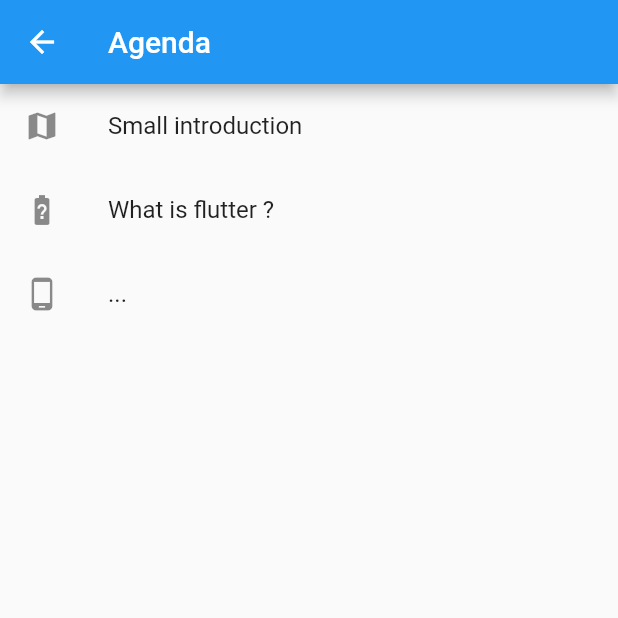
After one commit to B5Happy/pym, a Flutter app: the screen it shows after launch, after a tap on "Agenda", on a phone screen of 412 x 824 dp, the top half of it. The commit adds this screen. Run offline on Flutter 3.47's test engine with Material 2 defaults, Android fonts, the phone set to English and light mode, and no system bars; our stand-ins replace google_maps_flutter.

Commit message:
add agenda page

```diff
--- /dev/null
+++ b/lib/agenda.dart
@@ -0,0 +1,37 @@
+import 'package:flutter/material.dart';
+
+
+class Agenda extends StatelessWidget {
+  @override
+  Widget build(BuildContext context) {
+    return MaterialApp(
+      home: Scaffold(
+        appBar: AppBar(
+          leading: IconButton(
+            icon: const Icon(
+              Icons.arrow_back),
+            onPressed: () {
+            Navigator.pop(context);
+          },),
+          title: Text('Agenda'),
+        ),
+      body: ListView(
+          children: <Widget>[
+            ListTile(
+              leading: Icon(Icons.map),
+              title: Text('Small introduction'),
+            ),
+            ListTile(
+              leading: Icon(Icons.battery_unknown),
+              title: Text('What is flutter ?'),
+            ),
+            ListTile(
+              leading: Icon(Icons.phone_android),
+              title: Text('...'),
+            ),
+          ],
+        ),
+      ),
+    );
+  }
+}
--- a/pubspec.yaml
+++ b/pubspec.yaml
@@ -39,9 +39,7 @@ flutter:
   uses-material-design: true
 
   # To add assets to your application, add an assets section, like this:
-  assets:
-    - home.flr
-    - circular.flr
+  #assets:
   #  - images/a_dot_ham.jpeg
 
   # An image asset can refer to one or more resolution-specific "variants", see
```
Also changed, not shown: lib/main.dart (+5 -65 lines), 2 other files.
